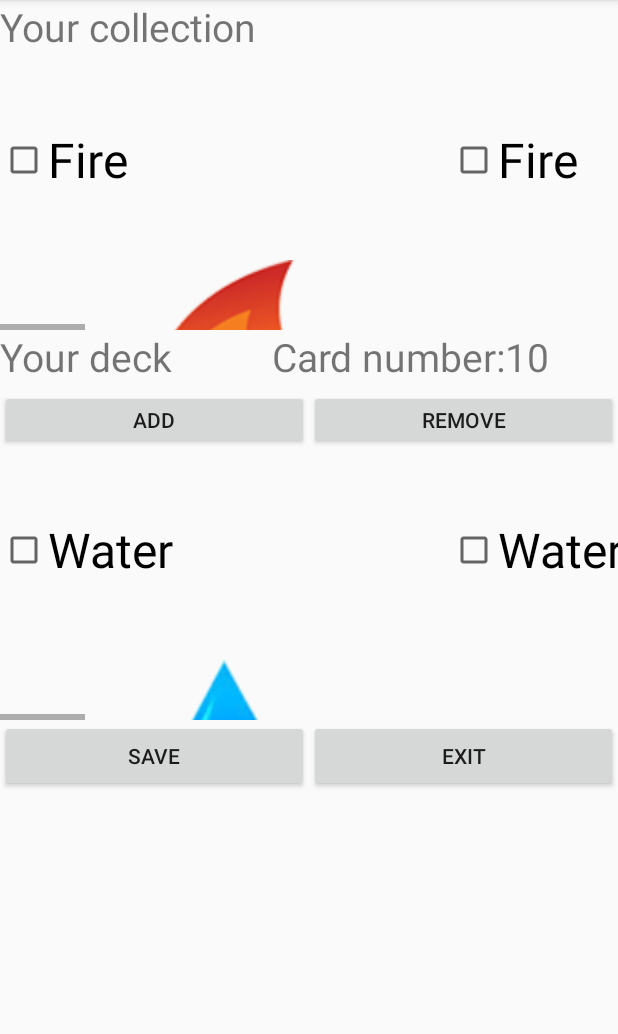
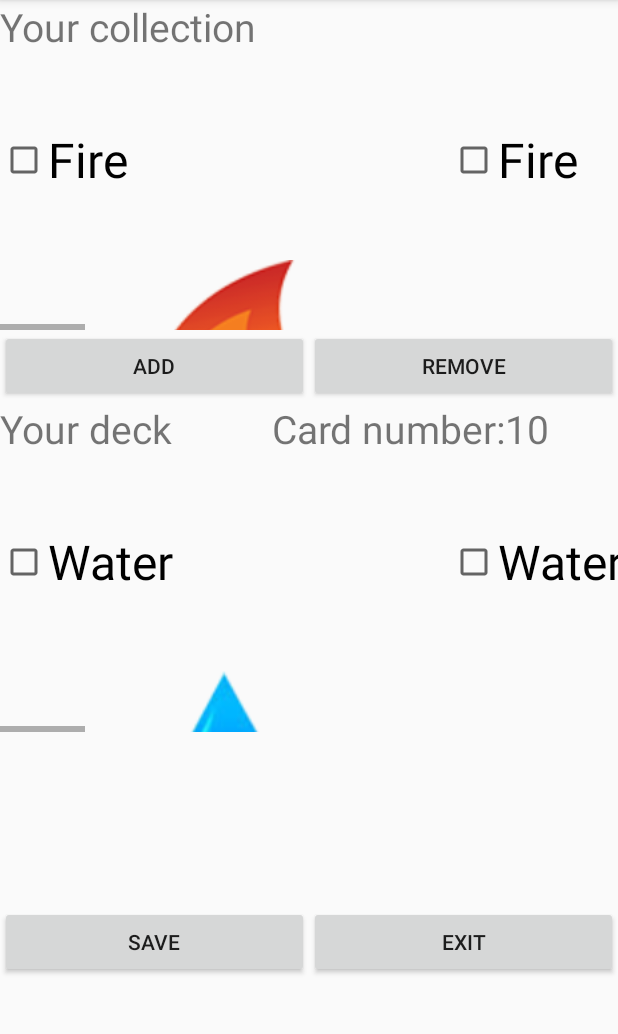
Before and after one commit to flycounter/CS446, an Android app: the CardEditActivity screen opened directly, with no data from a screen before it, on a phone screen of 412 x 824 dp, the part 84-1118 px from its top. Run offline under Robolectric (Android 15) with nearby library versions, the phone set to English and light mode, and no system bars.

Commit message:
fix ui constrain

```diff
--- a/SuperCardGame/app/src/main/res/layout/activity_card_edit.xml
+++ b/SuperCardGame/app/src/main/res/layout/activity_card_edit.xml
@@ -8,37 +8,87 @@
     tools:context="cs446_w2018_group3.supercardgame.CardEditActivity">
 
     <LinearLayout
+        android:id="@+id/ExitSave"
         android:layout_width="match_parent"
-        android:layout_height="match_parent"
-        android:orientation="vertical">
+        android:layout_height="wrap_content"
+        android:orientation="horizontal"
+        app:layout_constraintBottom_toBottomOf="parent"
+        app:layout_constraintEnd_toEndOf="parent"
+        app:layout_constraintStart_toStartOf="parent"
+        app:layout_constraintTop_toBottomOf="@+id/DeckScroll">
+
+        <Button
+            android:id="@+id/SaveButton"
+            android:layout_width="wrap_content"
+            android:layout_height="wrap_content"
+            android:layout_weight="1"
+            android:text="Button" />
+
+        <Button
+            android:id="@+id/ExitEditButton"
+            android:layout_width="wrap_content"
+            android:layout_height="wrap_content"
+            android:layout_weight="1"
+            android:text="Button" />
+    </LinearLayout>
 
     <TextView
-            android:id="@+id/CollectionText"
+        android:id="@+id/DeckText"
         android:layout_width="match_parent"
         android:layout_height="40dp"
-            android:text="TextView" />
+        android:text="TextView"
+        app:layout_constraintEnd_toEndOf="parent"
+        app:layout_constraintStart_toStartOf="parent"
+        app:layout_constraintTop_toBottomOf="@+id/AddRemove" />
 
     <HorizontalScrollView
+        android:id="@+id/DeckScroll"
         android:layout_width="match_parent"
-            android:layout_height="180dp">
+        android:layout_height="180dp"
+        app:layout_constraintTop_toBottomOf="@+id/DeckText">
 
         <LinearLayout
-                android:id="@+id/CollectionContainer"
+            android:id="@+id/DeckContainer"
             android:layout_width="wrap_content"
             android:layout_height="match_parent"
             android:orientation="horizontal"></LinearLayout>
     </HorizontalScrollView>
 
     <TextView
-            android:id="@+id/DeckText"
+        android:id="@+id/CollectionText"
         android:layout_width="match_parent"
         android:layout_height="40dp"
-            android:text="TextView" />
+        android:text="TextView"
+        app:layout_constraintEnd_toEndOf="parent"
+        app:layout_constraintStart_toStartOf="parent"
+        app:layout_constraintTop_toTopOf="parent" />
+
+    <HorizontalScrollView
+        android:id="@+id/CollectScrollContainer"
+        android:layout_width="match_parent"
+        android:layout_height="180dp"
+        app:layout_constraintLeft_toLeftOf="parent"
+        app:layout_constraintRight_toRightOf="parent"
+        app:layout_constraintTop_toBottomOf="@+id/CollectionText">
 
         <LinearLayout
-            android:layout_width="match_parent"
-            android:layout_height="40dp"
+            android:id="@+id/CollectionContainer"
+            android:layout_width="wrap_content"
+            android:layout_height="match_parent"
             android:orientation="horizontal">
+
+        </LinearLayout>
+    </HorizontalScrollView>
+
+    <LinearLayout
+        android:id="@+id/AddRemove"
+        android:layout_width="0dp"
+        android:layout_height="wrap_content"
+        android:orientation="horizontal"
+        app:layout_constraintHorizontal_bias="0.0"
+        app:layout_constraintLeft_toLeftOf="parent"
+        app:layout_constraintRight_toRightOf="parent"
+        app:layout_constraintTop_toBottomOf="@+id/CollectScrollContainer">
 
         <Button
             android:id="@+id/AddButton"
@@ -56,36 +106,4 @@
 
     </LinearLayout>
 
-        <HorizontalScrollView
-            android:layout_width="match_parent"
-            android:layout_height="180dp">
-
-            <LinearLayout
-                android:id="@+id/DeckContainer"
-                android:layout_width="wrap_content"
-                android:layout_height="match_parent"
-                android:orientation="horizontal"></LinearLayout>
-        </HorizontalScrollView>
-
-        <LinearLayout
-            android:layout_width="match_parent"
-            android:layout_height="match_parent"
-            android:orientation="horizontal">
-
-            <Button
-                android:id="@+id/SaveButton"
-                android:layout_width="wrap_content"
-                android:layout_height="wrap_content"
-                android:layout_weight="1"
-                android:text="Button" />
-
-            <Button
-                android:id="@+id/ExitEditButton"
-                android:layout_width="wrap_content"
-                android:layout_height="wrap_content"
-                android:layout_weight="1"
-                android:text="Button" />
-        </LinearLayout>
-
-    </LinearLayout>
 </android.support.constraint.ConstraintLayout>
--- a/SuperCardGame/app/src/main/res/layout/game_mode_popup.xml
+++ b/SuperCardGame/app/src/main/res/layout/game_mode_popup.xml
@@ -8,19 +8,19 @@
 
     <Button
         android:id="@+id/Single"
-        android:layout_width="wrap_content"
+        android:layout_width="130dp"
         android:layout_height="wrap_content"
         android:text="Button" />
 
     <Button
         android:id="@+id/Multi"
-        android:layout_width="wrap_content"
+        android:layout_width="130dp"
         android:layout_height="wrap_content"
         android:text="Button" />
 
     <Button
         android:id="@+id/Tutorial"
-        android:layout_width="wrap_content"
+        android:layout_width="130dp"
         android:layout_height="wrap_content"
         android:text="Button" />
 </LinearLayout>
```
Also changed, not shown: SuperCardGame/app/src/main/res/layout/activity_card_shop.xml (+43 -39 lines). Lines whose indentation alone changed are shown as unchanged.
